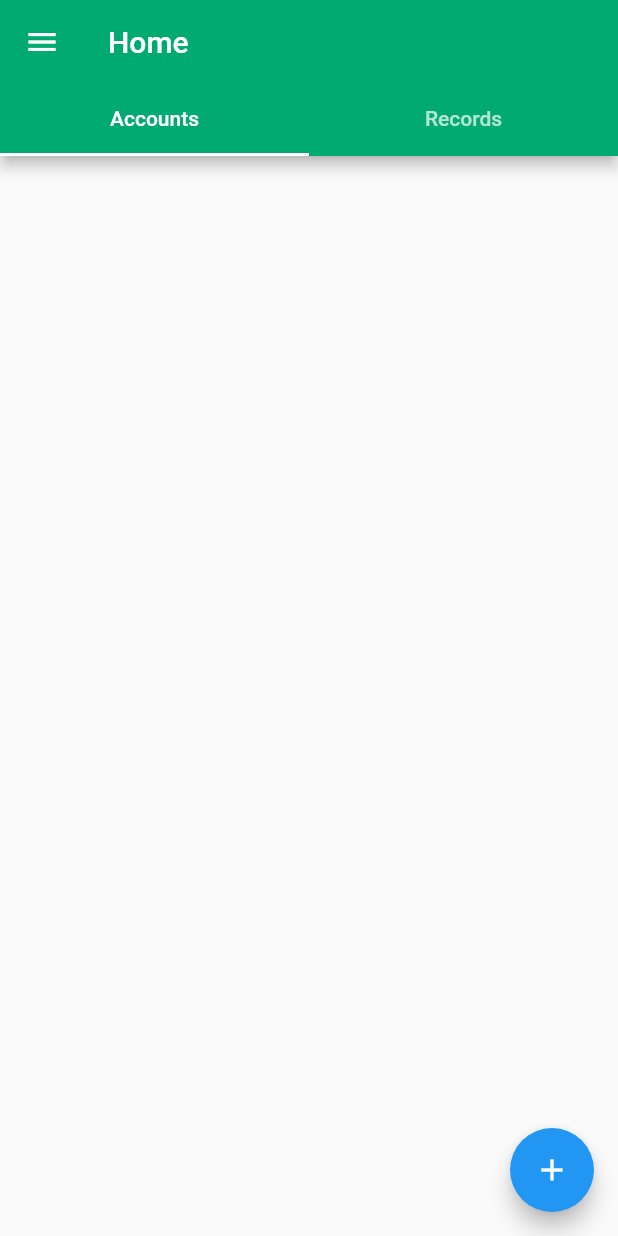
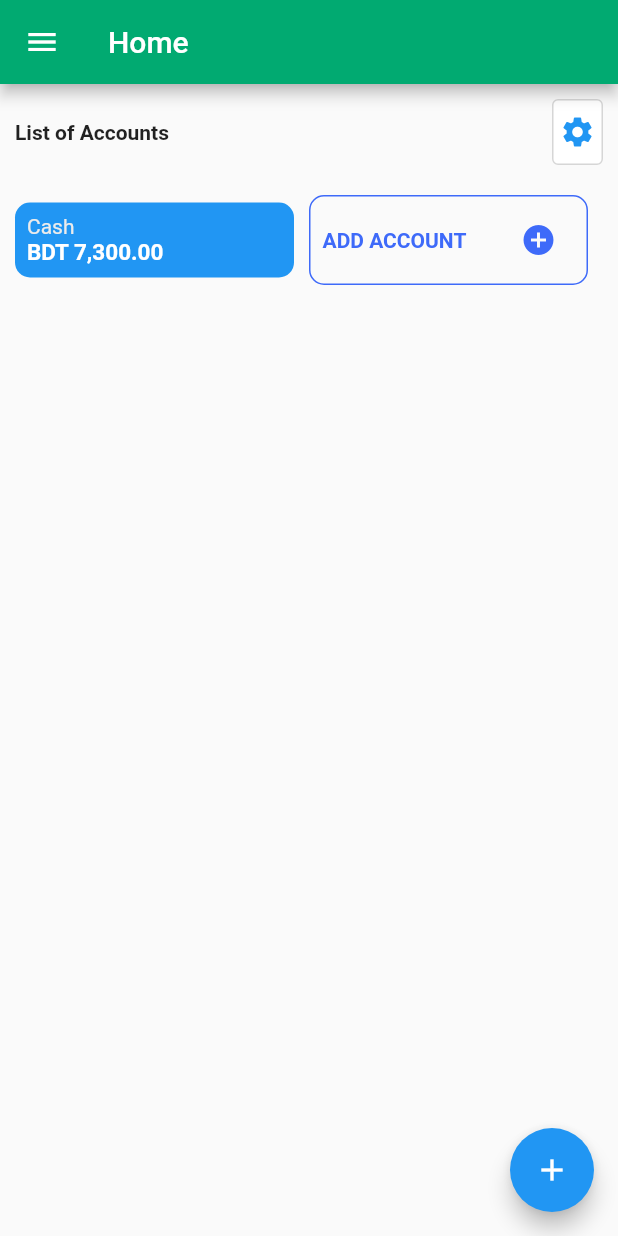
Before and after one commit to MS-Jahan/wallet_app, a Flutter app: the screen it shows after launch, on a phone screen of 412 x 824 dp. Run offline on Flutter 3.47's test engine with Material 2 defaults, Android fonts, the phone set to English and light mode, and no system bars.

Commit message:
Removed tabs and added two chips

```diff
--- a/lib/Screens/Dashboard/dashboard.dart
+++ b/lib/Screens/Dashboard/dashboard.dart
@@ -15,64 +15,130 @@ class Dashboard extends StatefulWidget {
 class _DashboardState extends State<Dashboard> {
   @override
   Widget build(BuildContext context) {
-    return DefaultTabController(
-      length: 2, // Added
-      initialIndex: 0,
-      child: Scaffold(
+    return Scaffold(
       appBar: AppBar(
         title: Text(widget.title),
         backgroundColor: const Color(0xFF01AA71),
-          // elevation: 0,
-          bottom: const TabBar(
-            indicatorColor: Colors.white,
-            tabs: [
-              Tab(
-                child: Text(
-                  "Accounts",
-                  overflow: TextOverflow.clip,
-                  maxLines: 1,
+      ),
+      drawer: DrawerWidget(),
+      body: Column(
+        children: [
+          Container(
+            margin: EdgeInsets.all(10),
+            child: Row(
+              mainAxisAlignment: MainAxisAlignment.spaceBetween,
+              children: [
+                Text(
+                  "List of Accounts",
+                  style: TextStyle(
+                    fontWeight: FontWeight.bold,
                   ),
                 ),
-              Tab(
-                child: Text(
-                  "Records",
-                  overflow: TextOverflow.clip,
-                  maxLines: 1,
+                ElevatedButton(
+                  onPressed: () {},
+                  child: Icon(Icons.settings),
+                  style: ButtonStyle(
+                    shadowColor: MaterialStateProperty.all<Color>(Colors.white),
+                    elevation: MaterialStateProperty.all<double>(0),
+                    padding: MaterialStateProperty.all<EdgeInsets>(
+                      EdgeInsets.symmetric(vertical: 10, horizontal: 5),
+                    ),
+                    backgroundColor: MaterialStateProperty.all<Color>(
+                      Colors.white,
+                    ),
+                    foregroundColor: MaterialStateProperty.all<Color>(
+                      Colors.blue,
+                    ),
+                    side: MaterialStateProperty.all<BorderSide>(
+                        BorderSide(color: Color.fromARGB(255, 214, 214, 214))),
+                    tapTargetSize: MaterialTapTargetSize.shrinkWrap,
+                    minimumSize: MaterialStateProperty.all<Size>(
+                      Size(0, 0),
+                    ),
+                  ),
+                )
+              ],
+            ),
+          ),
+          Container(
+            margin: EdgeInsets.all(10),
+            child: Row(
+              //mainAxisAlignment: MainAxisAlignment.spaceBetween,
+              children: [
+                Expanded(
+                  child: Container(
+                    decoration: BoxDecoration(
+                      color: Colors.blue,
+                      borderRadius: BorderRadius.all(Radius.circular(10)),
+                    ),
+                    margin: EdgeInsets.fromLTRB(0, 0, 10, 0),
+                    padding: EdgeInsets.symmetric(vertical: 5, horizontal: 3),
+                    child: Container(
+                      padding: EdgeInsets.symmetric(vertical: 3, horizontal: 5),
+                      child: Column(
+                        crossAxisAlignment: CrossAxisAlignment.start,
+                        children: [
+                          Text(
+                            "Cash",
+                            style: TextStyle(
+                              color: Color.fromARGB(255, 236, 236, 236),
+                            ),
+                          ),
+                          Text(
+                            "BDT 7,300.00",
+                            style: TextStyle(
+                                color: Colors.white,
+                                fontSize: 15,
+                                fontWeight: FontWeight.bold),
+                          ),
+                        ],
+                      ),
+                    ),
+                  ),
+                ),
+                Expanded(
+                  child: Container(
+                    decoration: BoxDecoration(
+                        // color: Colors.blue,
+                        borderRadius: BorderRadius.all(Radius.circular(10)),
+                        // shape: BoxShape.rectangle,
+                        border: Border.all(
+                            color: Color.fromARGB(255, 62, 106, 249))),
+                    margin: EdgeInsets.fromLTRB(0, 0, 10, 0),
+                    padding: EdgeInsets.symmetric(vertical: 5, horizontal: 3),
+                    child: Container(
+                      padding: EdgeInsets.symmetric(vertical: 0, horizontal: 5),
+                      child: Row(
+                        mainAxisAlignment: MainAxisAlignment.spaceBetween,
+                        children: [
+                          Text(
+                            "Add Account".toUpperCase(),
+                            style: TextStyle(
+                              color: Color.fromARGB(255, 62, 106, 249),
+                              fontWeight: FontWeight.bold,
+                            ),
+                          ),
+                          IconButton(
+                            onPressed: () {},
+                            icon: Icon(Icons.add_circle),
+                            color: Color.fromARGB(255, 62, 106, 249),
+                            padding: EdgeInsets.all(0),
+                          )
+                        ],
+                      ),
+                    ),
                   ),
                 ),
               ],
             ),
           ),
-        drawer: DrawerWidget(),
-        body: ColoredBox(
-          color: Color(0xFF01AA71),
-          // child: TabBar(
-          //   // labelColor: Colors.black,
-          //   indicatorColor: Colors.white,
-          //   tabs: [
-          // Tab(
-          //   child: Text(
-          //     "Tab 1",
-          //     overflow: TextOverflow.clip,
-          //     maxLines: 1,
-          //   ),
-          // ),
-          // Tab(
-          //   child: Text(
-          //     "Tab 2",
-          //     overflow: TextOverflow.clip,
-          //     maxLines: 1,
-          //   ),
-          // ),
-          //   ],
-          // ),
+        ],
       ),
       floatingActionButton: FloatingActionButton(
         onPressed: () {},
         tooltip: 'Increment',
         child: const Icon(Icons.add),
       ),
-      ),
     );
   }
 }
```
Lines whose indentation alone changed are shown as unchanged.
